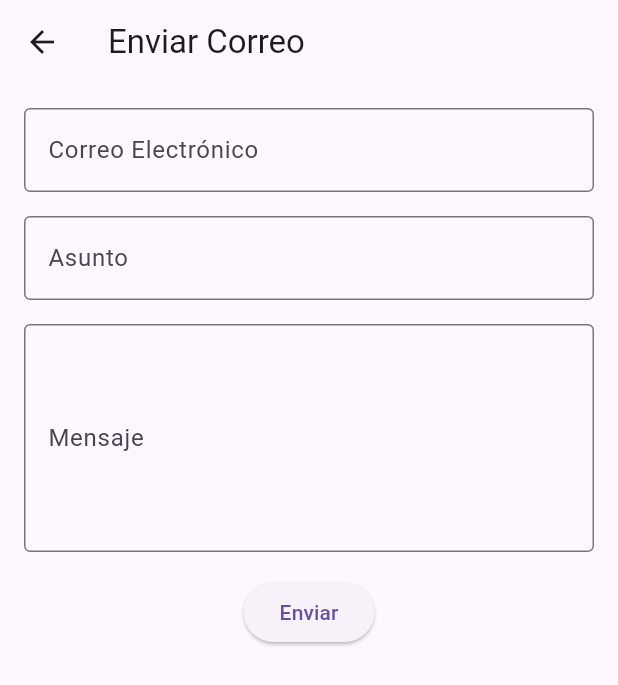
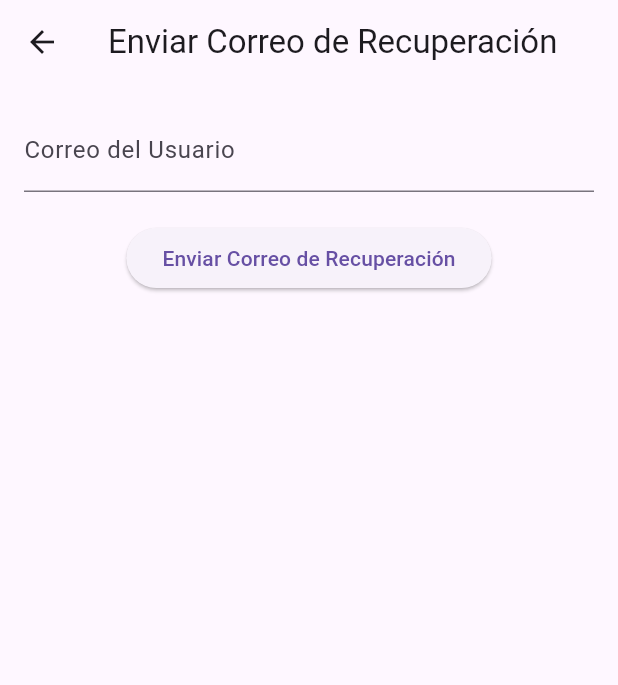
Before and after one commit to dde-la-c/resnet, a Flutter app: the EmailScreen screen opened directly, on a phone screen of 412 x 824 dp. Shown: the top 685 px of the screen. Run offline on Flutter 3.47's test engine with Material 3 defaults, Android fonts, the phone set to English and light mode, and no system bars; our stand-ins replace pdf; missing offline and left inert: dart:html, excel.

Commit message:
email automatico

```diff
--- a/lib/screens/email_screen.dart
+++ b/lib/screens/email_screen.dart
@@ -1,5 +1,5 @@
 import 'package:flutter/material.dart';
-import 'package:url_launcher/url_launcher.dart';
+import '../service/api_service.dart';
 
 class EmailScreen extends StatefulWidget {
   @override
@@ -8,29 +8,20 @@ class EmailScreen extends StatefulWidget {
 
 class _EmailScreenState extends State<EmailScreen> {
   final TextEditingController _emailController = TextEditingController();
-  final TextEditingController _subjectController = TextEditingController();
-  final TextEditingController _bodyController = TextEditingController();
+  final GlobalKey<FormState> _formKey = GlobalKey<FormState>();
 
   Future<void> _sendEmail() async {
-    final String email = _emailController.text;
-    final String subject = _subjectController.text;
-    final String body = _bodyController.text;
-
-    final Uri emailUri = Uri(
-      scheme: 'mailto',
-      path: email,
-      queryParameters: {
-        'subject': subject,
-        'body': body,
-      },
+    if (_formKey.currentState!.validate()) {
+      try {
+        await ApiService.sendEmail(_emailController.text);
+        ScaffoldMessenger.of(context).showSnackBar(
+          SnackBar(content: Text('Correo enviado exitosamente')),
         );
-
-    if (await canLaunch(emailUri.toString())) {
-      await launch(emailUri.toString());
-    } else {
+      } catch (e) {
         ScaffoldMessenger.of(context).showSnackBar(
-        SnackBar(content: Text('No se pudo abrir el cliente de correo')),
+          SnackBar(content: Text('Error al enviar correo: $e')),
         );
+      }
     }
   }
 
@@ -38,49 +29,33 @@ class _EmailScreenState extends State<EmailScreen> {
   Widget build(BuildContext context) {
     return Scaffold(
       appBar: AppBar(
-        title: Text('Enviar Correo'),
+        title: Text('Enviar Correo de Recuperación'),
       ),
       body: Padding(
         padding: const EdgeInsets.all(16.0),
+        child: Form(
+          key: _formKey,
           child: Column(
-          children: <Widget>[
-            TextField(
+            children: [
+              TextFormField(
                 controller: _emailController,
-              decoration: InputDecoration(
-                labelText: 'Correo Electrónico',
-                border: OutlineInputBorder(),
+                decoration: InputDecoration(labelText: 'Correo del Usuario'),
+                validator: (value) {
+                  if (value == null || value.isEmpty) {
+                    return 'Por favor ingrese un correo';
+                  }
+                  return null;
+                },
               ),
-              keyboardType: TextInputType.emailAddress,
-            ),
-            SizedBox(height: 16),
-            TextField(
-              controller: _subjectController,
-              decoration: InputDecoration(
-                labelText: 'Asunto',
-                border: OutlineInputBorder(),
-              ),
-            ),
-            SizedBox(height: 16),
-            TextField(
-              controller: _bodyController,
-              decoration: InputDecoration(
-                labelText: 'Mensaje',
-                border: OutlineInputBorder(),
-              ),
-              maxLines: 5,
-            ),
-            SizedBox(height: 16),
+              SizedBox(height: 20),
               ElevatedButton(
                 onPressed: _sendEmail,
-              child: Text('Enviar'),
+                child: Text('Enviar Correo de Recuperación'),
               ),
             ],
+          ),
         ),
       ),
     );
   }
 }
-
-void main() => runApp(MaterialApp(
-      home: EmailScreen(),
-    ));
```
Also changed, not shown: lib/service/api_service.dart (+4 -5 lines). Lines whose indentation alone changed are shown as unchanged.
